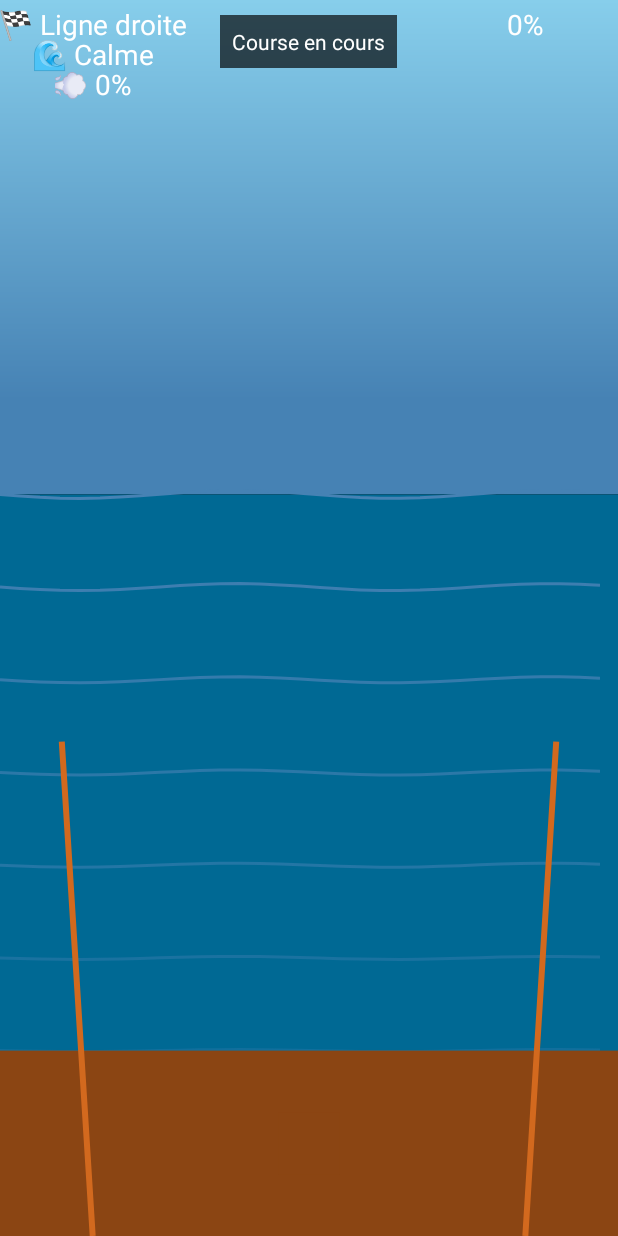
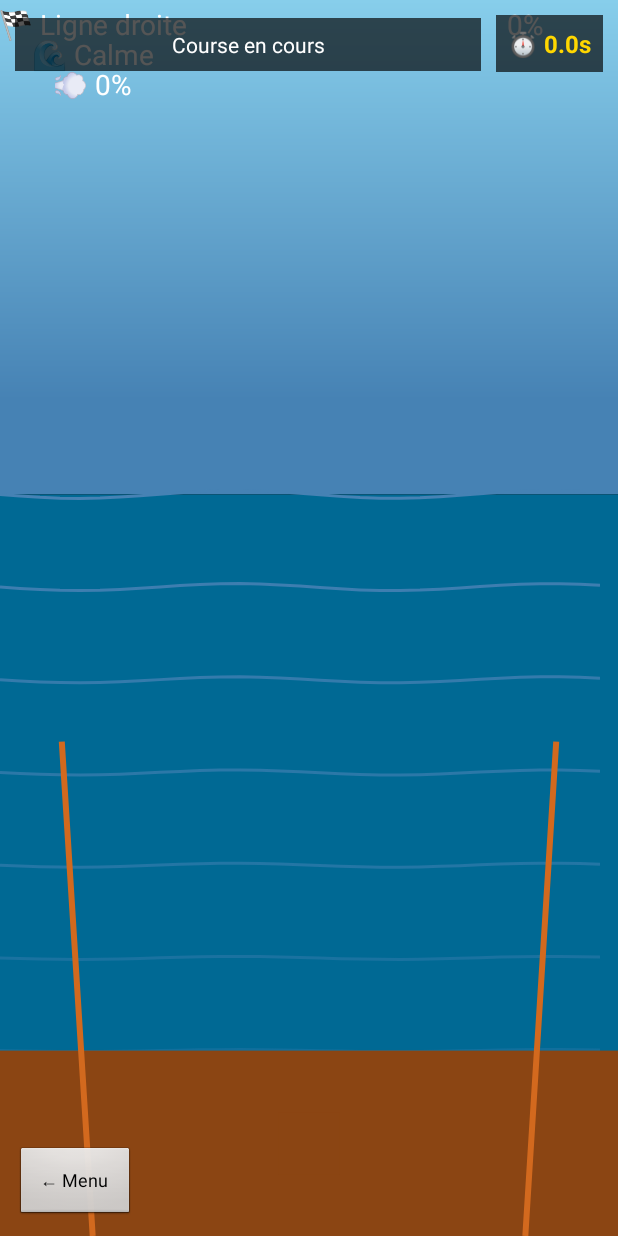
Before and after one commit to Sraaap88/WindEye, an Android app: the layout activity_game.xml on its own in the app's theme, with its tools: preview values and no code run, on a phone screen of 412 x 824 dp. Run offline under Robolectric (Android 15) with nearby library versions, the light colour scheme and no system bars.

Commit message:
Update activity_game.xml

```diff
--- a/app/src/main/res/layout/activity_game.xml
+++ b/app/src/main/res/layout/activity_game.xml
@@ -9,17 +9,47 @@
         android:layout_width="match_parent"
         android:layout_height="match_parent" />
 
+    <LinearLayout
+        android:layout_width="match_parent"
+        android:layout_height="wrap_content"
+        android:orientation="horizontal"
+        android:layout_alignParentTop="true"
+        android:padding="10dp">
+
         <TextView
             android:id="@+id/statusText"
-        android:layout_width="wrap_content"
+            android:layout_width="0dp"
             android:layout_height="wrap_content"
+            android:layout_weight="1"
             android:text="Course en cours"
             android:textSize="14sp"
             android:textColor="#FFFFFF"
             android:background="#AA000000"
             android:padding="8dp"
-        android:layout_alignParentTop="true"
-        android:layout_centerHorizontal="true"
-        android:layout_marginTop="10dp" />
+            android:gravity="center" />
+
+        <TextView
+            android:id="@+id/timerText"
+            android:layout_width="wrap_content"
+            android:layout_height="wrap_content"
+            android:text="⏱️ 0.0s"
+            android:textSize="16sp"
+            android:textColor="#FFD700"
+            android:textStyle="bold"
+            android:background="#AA000000"
+            android:padding="8dp"
+            android:layout_marginStart="10dp" />
+
+    </LinearLayout>
+
+    <Button
+        android:id="@+id/backButton"
+        android:layout_width="80dp"
+        android:layout_height="50dp"
+        android:text="← Menu"
+        android:textSize="12sp"
+        android:layout_alignParentBottom="true"
+        android:layout_alignParentStart="true"
+        android:layout_margin="10dp" />
 
 </RelativeLayout>
```
Lines whose indentation alone changed are shown as unchanged.
